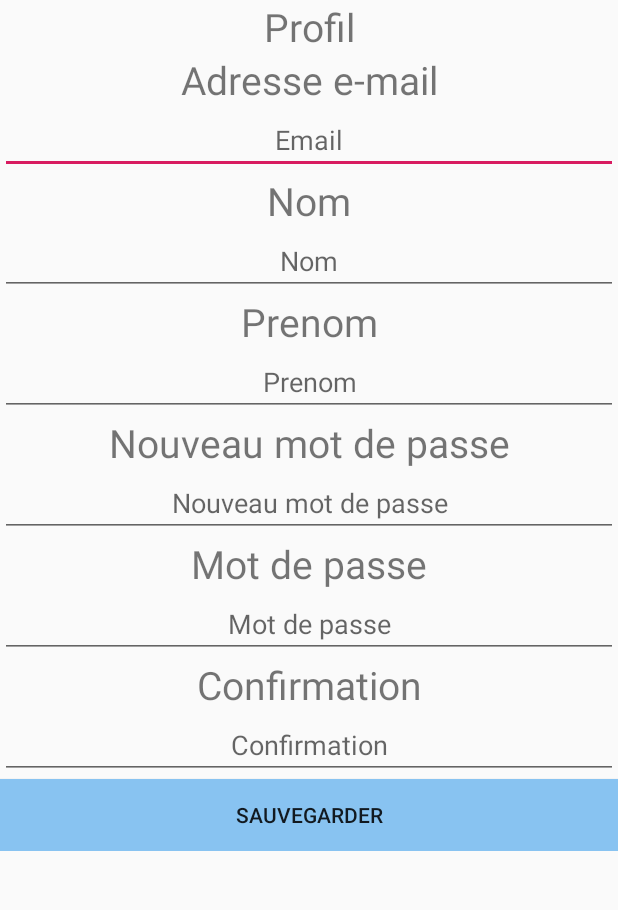
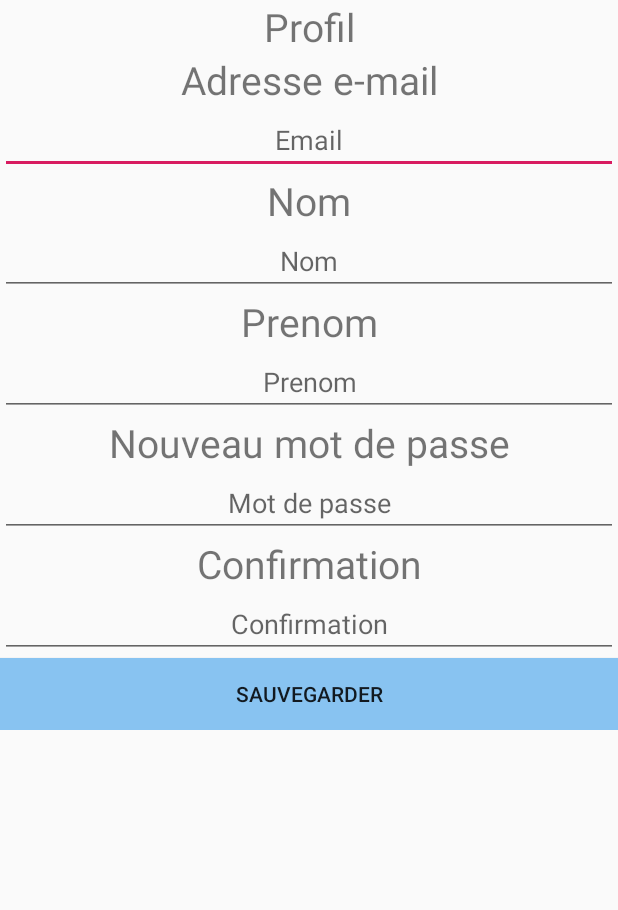
Before and after one commit to Malzik/GoStyle-Frontend, an Android app: the layout activity_profil.xml on its own in the app's theme, with its tools: preview values and no code run, on a phone screen of 412 x 824 dp, the part 84-994 px from its top. Run offline under Robolectric (Android 15) with nearby library versions, the phone set to English and light mode, and no system bars; Roboto replaces fonts that are not available here.

Commit message:
Push profile

```diff
--- a/app/src/main/java/fr/epsi/goStyle/LoginActivity.java
+++ b/app/src/main/java/fr/epsi/goStyle/LoginActivity.java
@@ -95,8 +95,10 @@ public class LoginActivity extends GoStyleActivity {
                             CouponActivity.display(LoginActivity.this);
                         }
                     }
-                    catch (JSONException e) {
-                        e.printStackTrace();
+                    else {
+                        System.out.println(jsonResult.get("token").toString());
+                        setToken(jsonResult.get("token").toString());
+                        ProfileActivity.display(LoginActivity.this);
                     }
                 }
 
--- a/app/src/main/res/layout/activity_profil.xml
+++ b/app/src/main/res/layout/activity_profil.xml
@@ -75,6 +75,7 @@
                     android:hint="Prenom" />
 
                 <TextView
+                    android:id="@+id/textView5"
                     android:layout_width="match_parent"
                     android:layout_height="wrap_content"
                     android:gravity="center"
@@ -83,21 +84,6 @@
 
                 <EditText
                     android:id="@+id/new_password"
-                    android:layout_width="match_parent"
-                    android:layout_height="wrap_content"
-                    android:gravity="center"
-                    android:hint="Nouveau mot de passe" />
-
-                <TextView
-                    android:id="@+id/textView5"
-                    android:layout_width="match_parent"
-                    android:layout_height="wrap_content"
-                    android:gravity="center"
-                    android:text="Mot de passe"
-                    android:textSize="26sp" />
-
-                <EditText
-                    android:id="@+id/profile_password"
                     android:layout_width="match_parent"
                     android:layout_height="wrap_content"
                     android:gravity="center"
@@ -112,7 +98,7 @@
                     android:textSize="26sp" />
 
                 <EditText
-                    android:id="@+id/profile_confirmation"
+                    android:id="@+id/password_confirmation"
                     android:layout_width="match_parent"
                     android:layout_height="wrap_content"
                     android:gravity="center"
```
Also changed, not shown: app/src/main/java/fr/epsi/goStyle/ProfileActivity.java (+43 -15 lines).
